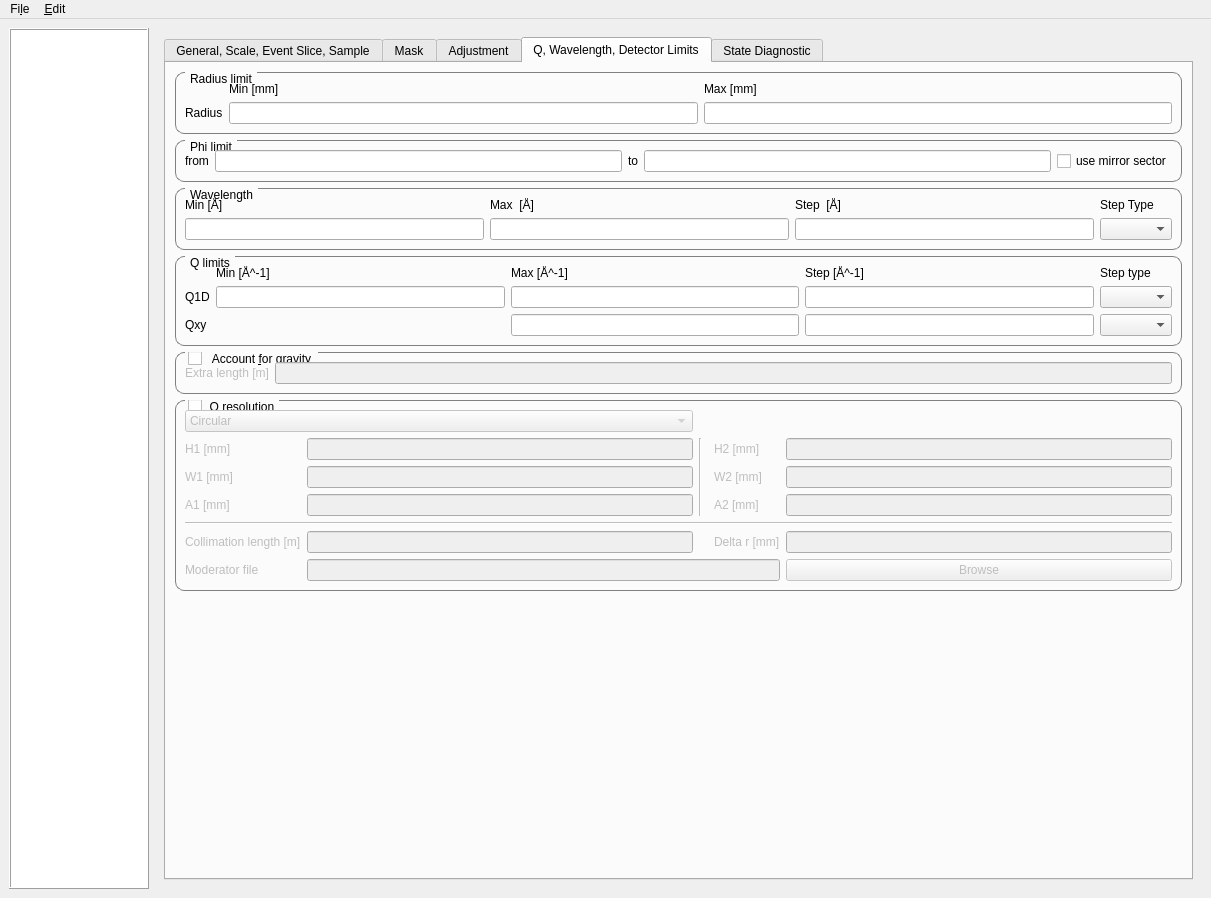
The window that scripts/Interface/ui/sans_isis/sans_data_processor_window.ui (mantidproject/mantid) describes before a commit, drawn with Qt 5.
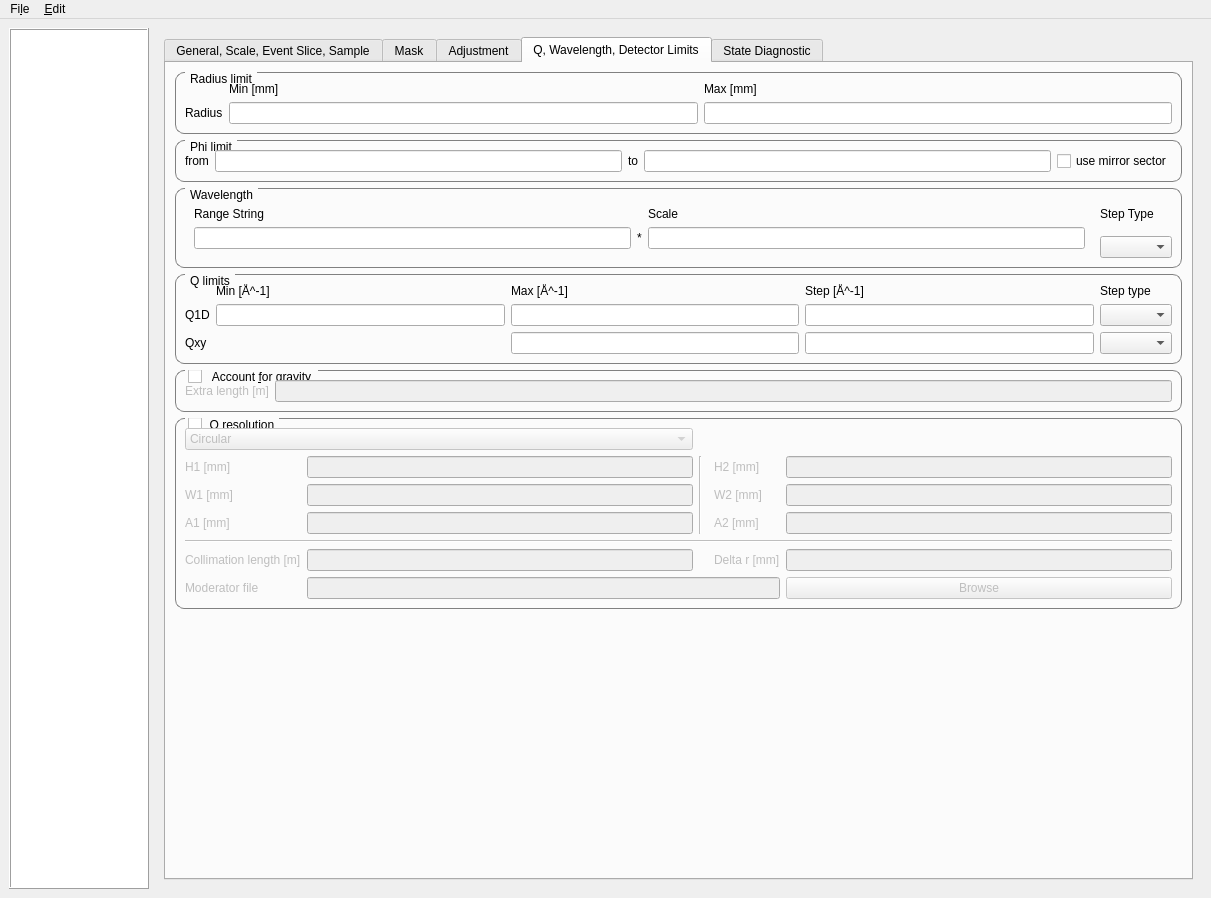
The same window after the commit. The open tabs and pages were chosen to show the change. Custom widgets are drawn as their Qt base class.

Commit message: Re #21734 Added range to algorithms

Diff of the .ui file:
```diff
--- a/scripts/Interface/ui/sans_isis/sans_data_processor_window.ui
+++ b/scripts/Interface/ui/sans_isis/sans_data_processor_window.ui
@@ -1392,9 +1392,10 @@
              <attribute name="title">
               <string>Q, Wavelength, Detector Limits</string>
              </attribute>
-             <layout class="QHBoxLayout" name="horizontalLayout_6">
+             <layout class="QVBoxLayout" name="verticalLayout">
               <item>
-               <layout class="QVBoxLayout" name="q_tab_left_layout">
+               <layout class="QVBoxLayout" name="q_tab_right_layout"/>
+              </item>
                 <item>
                  <widget class="QGroupBox" name="radius_limit_group_box">
                   <property name="toolTip">
@@ -1500,26 +1501,14 @@
                   <property name="title">
                    <string>Wavelength</string>
                   </property>
-                  <layout class="QGridLayout" name="gridLayout_6">
-                   <item row="1" column="0">
                     <layout class="QGridLayout" name="gridLayout_3">
-                     <item row="0" column="2">
-                      <widget class="QLabel" name="wavelength_step_label">
-                       <property name="text">
-                        <string>Step  [Å]</string>
-                       </property>
-                      </widget>
-                     </item>
-                     <item row="0" column="1">
-                      <widget class="QLabel" name="wavelength_max_label">
-                       <property name="text">
-                        <string>Max  [Å]</string>
-                       </property>
-                      </widget>
-                     </item>
-                     <item row="1" column="3">
-                      <widget class="QComboBox" name="wavelength_step_type_combo_box"/>
-                     </item>
+                 <item row="0" column="0" rowspan="2">
+                  <widget class="QStackedWidget" name="wavelength_stackedWidget">
+                   <property name="currentIndex">
+                    <number>1</number>
+                   </property>
+                   <widget class="QWidget" name="page_7">
+                    <layout class="QGridLayout" name="gridLayout_21">
                      <item row="0" column="0">
                       <widget class="QLabel" name="wavelength_min_label">
                        <property name="text">
@@ -1527,23 +1516,73 @@
                        </property>
                       </widget>
                      </item>
-                     <item row="0" column="3">
-                      <widget class="QLabel" name="wavelength_step_type_label">
-                       <property name="text">
-                        <string>Step Type</string>
-                       </property>
-                      </widget>
-                     </item>
-                     <item row="1" column="2">
-                      <widget class="QLineEdit" name="wavelength_step_line_edit"/>
-                     </item>
-                     <item row="1" column="1">
+                     <item row="2" column="1">
                       <widget class="QLineEdit" name="wavelength_max_line_edit"/>
                      </item>
-                     <item row="1" column="0">
+                     <item row="2" column="0">
                       <widget class="QLineEdit" name="wavelength_min_line_edit"/>
                      </item>
+                     <item row="2" column="2" colspan="3">
+                      <widget class="QLineEdit" name="wavelength_step_line_edit"/>
+                     </item>
+                     <item row="0" column="1">
+                      <widget class="QLabel" name="wavelength_max_label">
+                       <property name="text">
+                        <string>Max  [Å]</string>
+                       </property>
+                      </widget>
+                     </item>
+                     <item row="0" column="2">
+                      <widget class="QLabel" name="wavelength_step_label">
+                       <property name="text">
+                        <string>Step  [Å]</string>
+                       </property>
+                      </widget>
+                     </item>
                     </layout>
+                   </widget>
+                   <widget class="QWidget" name="page_8">
+                    <layout class="QGridLayout" name="gridLayout_6">
+                     <item row="0" column="0">
+                      <widget class="QLabel" name="label_7">
+                       <property name="text">
+                        <string>Range String</string>
+                       </property>
+                      </widget>
+                     </item>
+                     <item row="0" column="2">
+                      <widget class="QLabel" name="label_8">
+                       <property name="text">
+                        <string>Scale</string>
+                       </property>
+                      </widget>
+                     </item>
+                     <item row="1" column="0">
+                      <widget class="QLineEdit" name="wavelength_range_line_edit"/>
+                     </item>
+                     <item row="1" column="1">
+                      <widget class="QLabel" name="label_9">
+                       <property name="text">
+                        <string>*</string>
+                       </property>
+                      </widget>
+                     </item>
+                     <item row="1" column="2">
+                      <widget class="QLineEdit" name="wavelength_scale_line_edit"/>
+                     </item>
+                    </layout>
+                   </widget>
+                  </widget>
+                 </item>
+                 <item row="0" column="1">
+                  <widget class="QLabel" name="wavelength_step_type_label">
+                   <property name="text">
+                    <string>Step Type</string>
+                   </property>
+                  </widget>
+                 </item>
+                 <item row="1" column="1">
+                  <widget class="QComboBox" name="wavelength_step_type_combo_box"/>
                    </item>
                   </layout>
                  </widget>
@@ -1909,15 +1948,10 @@
                   <property name="sizeHint" stdset="0">
                    <size>
                     <width>20</width>
-                    <height>40</height>
+                  <height>223</height>
                    </size>
                   </property>
                  </spacer>
-                </item>
-               </layout>
-              </item>
-              <item>
-               <layout class="QVBoxLayout" name="q_tab_right_layout"/>
               </item>
              </layout>
             </widget>
```
Left out of the diff: 238 changed lines with no effect on the pictures. Lines whose indentation alone changed are shown as unchanged. The commit also changes 7 other files.
